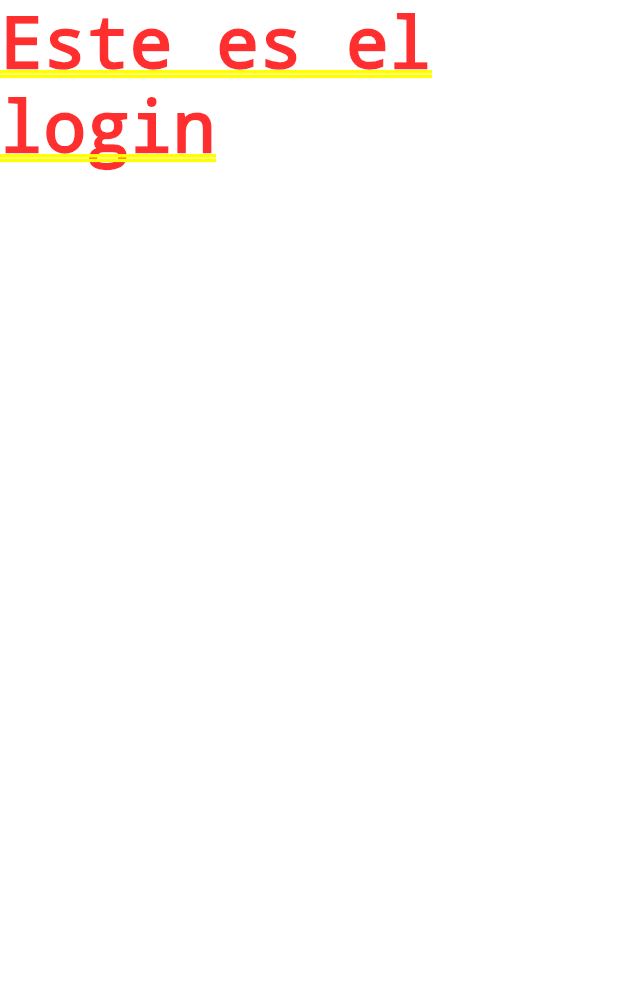
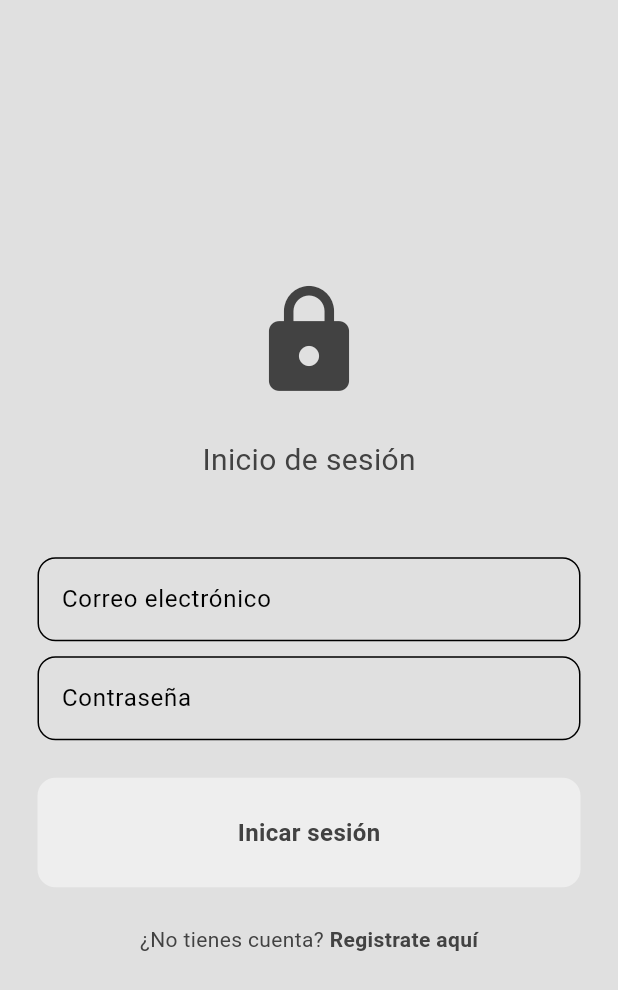
Before and after one commit to RuedaKollmerOscar/Examen_Final_PSP_PMDM, a Flutter app: the screen it shows after launch, on a phone screen of 412 x 824 dp. Shown: the top 990 px of the screen. Run offline on Flutter 3.47's test engine with Material 3 defaults, Android fonts, the light colour scheme and no system bars.

Commit message:
Implementación del loginview

```diff
--- a/lib/OnBoarding/LoginView.dart
+++ b/lib/OnBoarding/LoginView.dart
@@ -1,8 +1,83 @@
 import 'package:flutter/material.dart';
 
+import '../Custom/Widgets/CustomButton.dart';
+import '../Custom/Widgets/CustomTextField.dart';
+
 class LoginView extends StatelessWidget {
+
+  final TextEditingController tecEmail = TextEditingController();
+  final TextEditingController tecPasswd = TextEditingController();
+
   @override
   Widget build(BuildContext context) {
-    return Text("Este es el login");
+    return Scaffold(
+      backgroundColor: Theme.of(context).colorScheme.background,
+      body: Center(
+        child: SingleChildScrollView(
+          child: Padding(
+            padding: const EdgeInsets.all(25.0),
+            child: Column(
+              mainAxisAlignment: MainAxisAlignment.center,
+              children: [
+                Icon(
+                  Icons.lock,
+                  size: 80,
+                  color: Theme.of(context).colorScheme.inversePrimary,
+                ),
+
+                const SizedBox(height: 25),
+
+                const Text(
+                  "Inicio de sesión",
+                  style: TextStyle(fontSize: 20),
+                ),
+
+                const SizedBox(height: 50),
+
+                CustomTextField(
+                    sHint: "Correo electrónico",
+                    blIsPasswd: false,
+                    tecControler: tecEmail),
+
+                const SizedBox(height: 10),
+
+                CustomTextField(
+                  sHint: "Contraseña",
+                  blIsPasswd: true,
+                  tecControler: tecPasswd,
+                ),
+
+                const SizedBox(height: 25),
+
+                CustomButton(
+                  onTap: () => null,
+                  sText: "Inicar sesión",
+                ),
+
+                const SizedBox(height: 25),
+
+                Row(
+                  mainAxisAlignment: MainAxisAlignment.center,
+                  children: [
+                    Text(
+                        "¿No tienes cuenta?",
+                        style: TextStyle(
+                            color: Theme.of(context).colorScheme.inversePrimary)
+                    ),
+                    GestureDetector(
+                      onTap: () => null,
+                      child: const Text(
+                        " Registrate aquí",
+                        style: TextStyle(fontWeight: FontWeight.bold),
+                      ),
+                    )
+                  ],
+                ),
+              ],
+            ),
+          ),
+        ),
+      ),
+    );
   }
 }
--- a/lib/TechShopApp.dart
+++ b/lib/TechShopApp.dart
@@ -1,7 +1,9 @@
 import 'package:flutter/material.dart';
+import 'package:techshop/Theme/DarkMode.dart';
 
 import 'OnBoarding/LoginView.dart';
 import 'OnBoarding/RegisterView.dart';
+import 'Theme/LightMode.dart';
 
 class TechShopApp extends StatelessWidget {
   const TechShopApp({super.key});
@@ -11,6 +13,8 @@ class TechShopApp extends StatelessWidget {
     return MaterialApp(
       title: "TechShop",
       debugShowCheckedModeBanner: false,
+      theme: LightMode,
+      darkTheme: DarkMode,
       routes: {
         '/loginview': (context) => LoginView(),
         '/registerview': (context) => RegisterView(),
```
